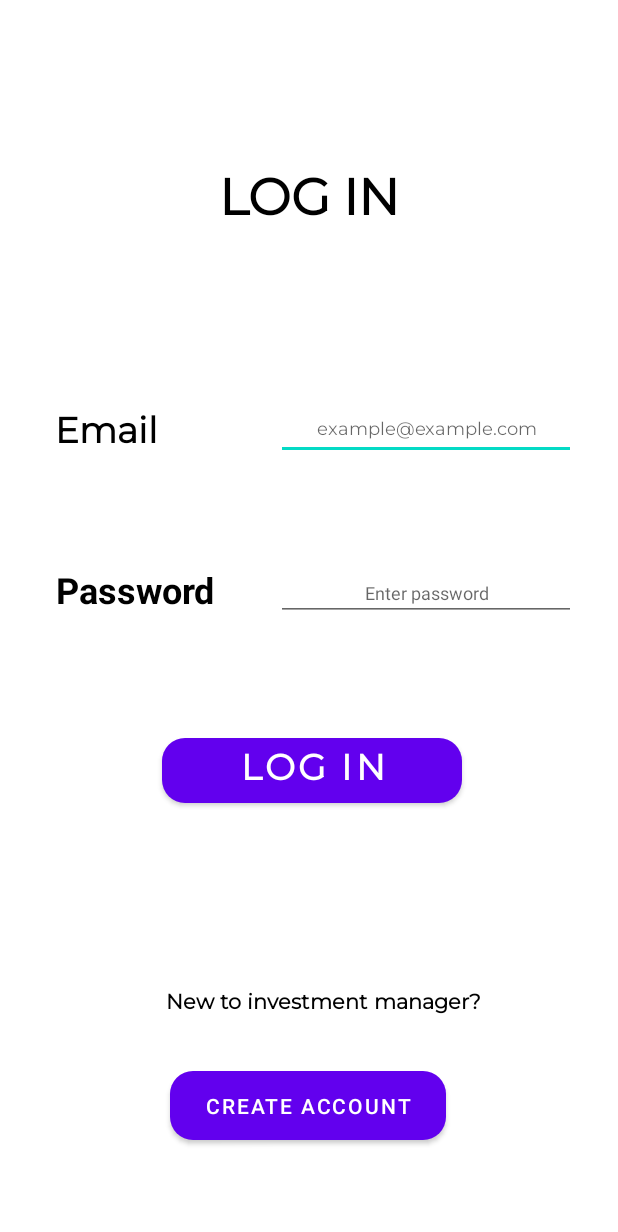
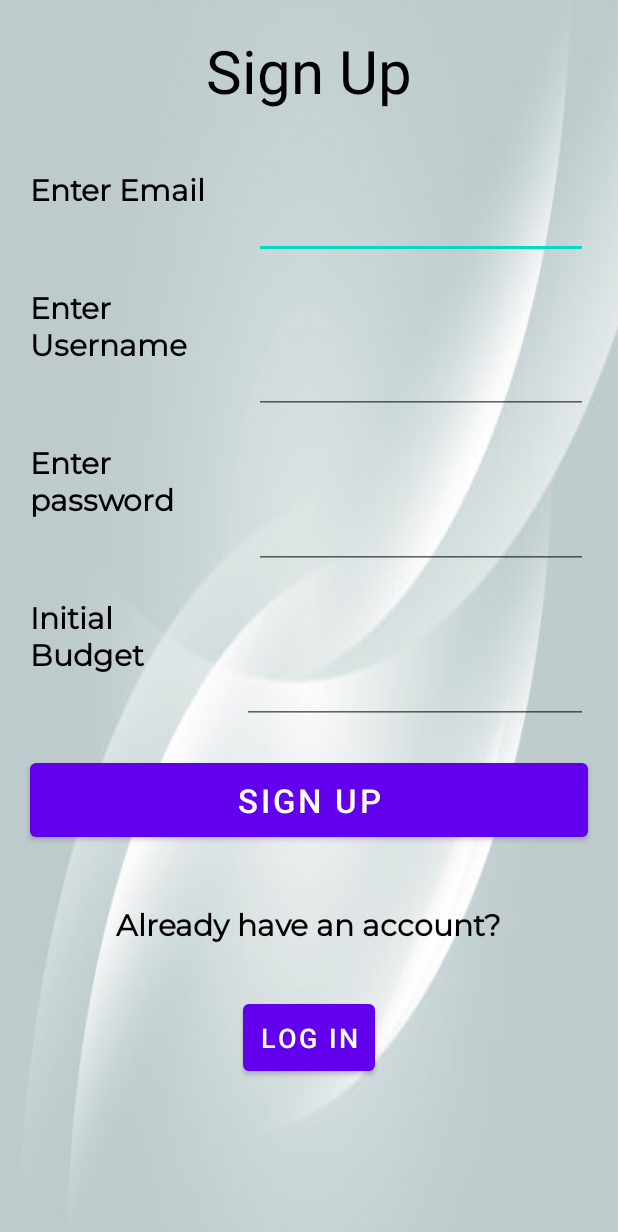
Before and after one commit to Yuhao-1999/Investment-Management, an Android app: the screen it shows after launch (MainActivity before the commit, Sign_upActivity after it), after a tap on "CREATE ACCOUNT", on a phone screen of 412 x 824 dp. Shown: the top 1232 px of the screen. Run offline under Robolectric (Android 15) with nearby library versions, the phone set to English and light mode, and no system bars.

Commit message:
Login and signup activity onclick

```diff
--- a/app/src/main/AndroidManifest.xml
+++ b/app/src/main/AndroidManifest.xml
@@ -10,7 +10,7 @@
         android:supportsRtl="true"
         android:theme="@style/Theme.InvestmentManagement">
         <activity
-            android:name=".MainActivity"
+            android:name=".Controller.MainActivity"
             android:exported="true">
             <intent-filter>
                 <action android:name="android.intent.action.MAIN" />
@@ -18,6 +18,10 @@
                 <category android:name="android.intent.category.LAUNCHER" />
             </intent-filter>
         </activity>
+        <activity
+            android:name=".Controller.Sign_upActivity"
+            android:exported="true">
+        </activity>
         <meta-data
             android:name="preloaded_fonts"
             android:resource="@array/preloaded_fonts" />
--- a/app/src/main/java/com/example/investmentmanagement/MainActivity.java
+++ b/app/src/main/java/com/example/investmentmanagement/Controller/MainActivity.java
@@ -1,4 +1,4 @@
-package com.example.investmentmanagement;
+package com.example.investmentmanagement.Controller;
 
 import android.content.Intent;
 import android.os.Bundle;
@@ -9,7 +9,7 @@ import android.widget.TextView;
 
 import androidx.appcompat.app.AppCompatActivity;
 
-import com.example.investmentmanagement.Controller.Sign_upActivity;
+import com.example.investmentmanagement.R;
 
 public class MainActivity extends AppCompatActivity{
 TextView textView,textView2,textView3,textView4;
@@ -34,7 +34,7 @@ private Button button,button2;
         button2.setOnClickListener(new View.OnClickListener() {
         @Override
         public void onClick(View v) {
-            Intent intent= new Intent(MainActivity.this,Sign_upActivity.class);
+            Intent intent= new Intent(getApplicationContext(),Sign_upActivity.class);
             startActivity(intent);
 
         }
--- a/app/src/main/java/com/example/investmentmanagement/Controller/Sign_upActivity.java
+++ b/app/src/main/java/com/example/investmentmanagement/Controller/Sign_upActivity.java
@@ -9,7 +9,6 @@ import android.widget.TextView;
 
 import androidx.appcompat.app.AppCompatActivity;
 
-import com.example.investmentmanagement.MainActivity;
 import com.example.investmentmanagement.R;
 
 public class Sign_upActivity extends AppCompatActivity{
@@ -21,7 +20,6 @@ public class Sign_upActivity extends AppCompatActivity{
     protected void onCreate(Bundle savedInstanceState) {
         super.onCreate(savedInstanceState);
         setContentView(R.layout.sign_up);
-
         sign_upTitle = (TextView) findViewById(R.id.sign_upTitle);
         enter_email= (TextView) findViewById(R.id.enter_email);
         enter_username= (TextView) findViewById(R.id.enter_username);
--- a/app/src/main/java/com/example/investmentmanagement/GuideFragment.java
+++ b/app/src/main/java/com/example/investmentmanagement/GuideFragment.java
@@ -7,6 +7,7 @@ import androidx.fragment.app.Fragment;
 import android.view.LayoutInflater;
 import android.view.View;
 import android.view.ViewGroup;
+import android.widget.TextView;
 
 /**
  * A simple {@link Fragment} subclass.
@@ -23,6 +24,7 @@ public class GuideFragment extends Fragment {
     // TODO: Rename and change types of parameters
     private String mParam1;
     private String mParam2;
+    private TextView t;
 
     public GuideFragment() {
         // Required empty public constructor
@@ -52,6 +54,7 @@ public class GuideFragment extends Fragment {
         if (getArguments() != null) {
             mParam1 = getArguments().getString(ARG_PARAM1);
             mParam2 = getArguments().getString(ARG_PARAM2);
+
         }
     }
 
@@ -59,6 +62,7 @@ public class GuideFragment extends Fragment {
     public View onCreateView(LayoutInflater inflater, ViewGroup container,
                              Bundle savedInstanceState) {
         // Inflate the layout for this fragment
-        return inflater.inflate(R.layout.fragment_guide, container, false);
+        View view = inflater.inflate(R.layout.fragment_guide, container, false);
+        return view;
     }
 }
--- a/app/src/main/res/layout/activity_main.xml
+++ b/app/src/main/res/layout/activity_main.xml
@@ -4,7 +4,7 @@
     xmlns:tools="http://schemas.android.com/tools"
     android:layout_width="match_parent"
     android:layout_height="match_parent"
-    tools:context=".MainActivity">
+    tools:context=".Controller.MainActivity">
 
     <TextView
         android:layout_width="wrap_content"
--- a/app/src/main/res/layout/navigation_drawer.xml
+++ b/app/src/main/res/layout/navigation_drawer.xml
@@ -6,7 +6,7 @@
     xmlns:tools="http://schemas.android.com/tools"
     android:id="@+id/drawer"
     tools:openDrawer="start"
-    tools:context=".MainActivity">
+    tools:context=".Controller.MainActivity">
 
     <RelativeLayout
         android:layout_width="wrap_content"
--- a/app/src/main/res/layout/sign_up.xml
+++ b/app/src/main/res/layout/sign_up.xml
@@ -7,6 +7,10 @@
     android:layout_height="match_parent"
     >
 
+    <ScrollView
+        android:layout_width="match_parent"
+        android:layout_height="wrap_content"
+        tools:ignore="MissingConstraints">
 
     <LinearLayout
         android:layout_width="match_parent"
@@ -211,6 +215,6 @@
         </LinearLayout>
 
     </LinearLayout>
-
+    </ScrollView>
 
 </androidx.constraintlayout.widget.ConstraintLayout>
```
